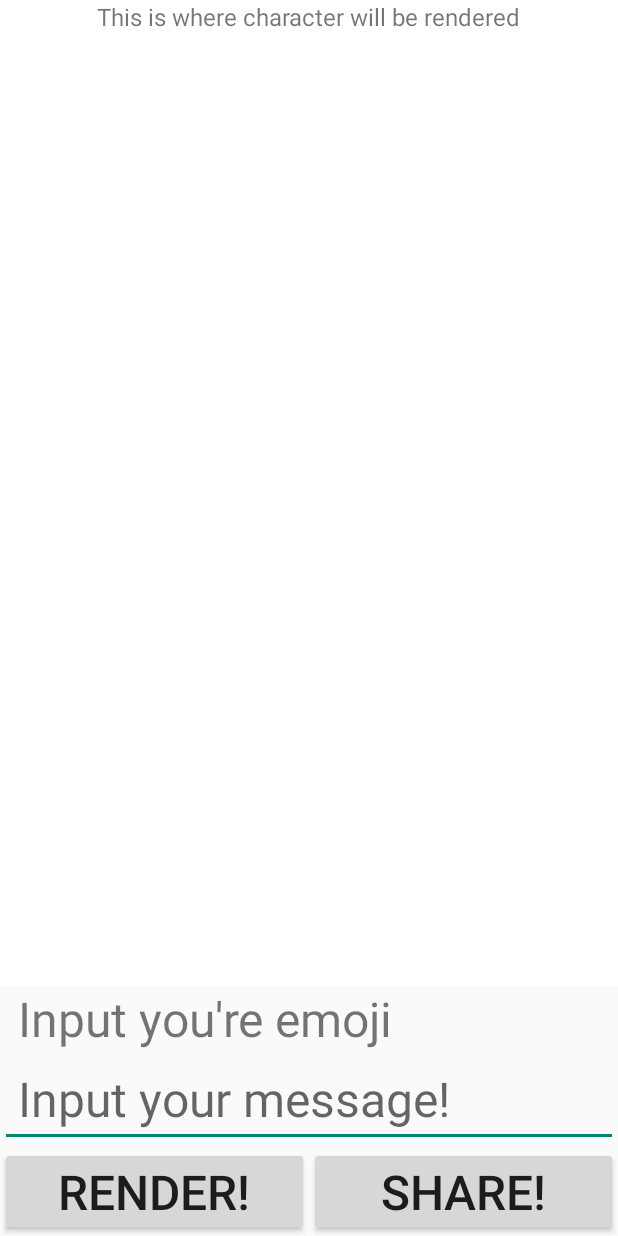
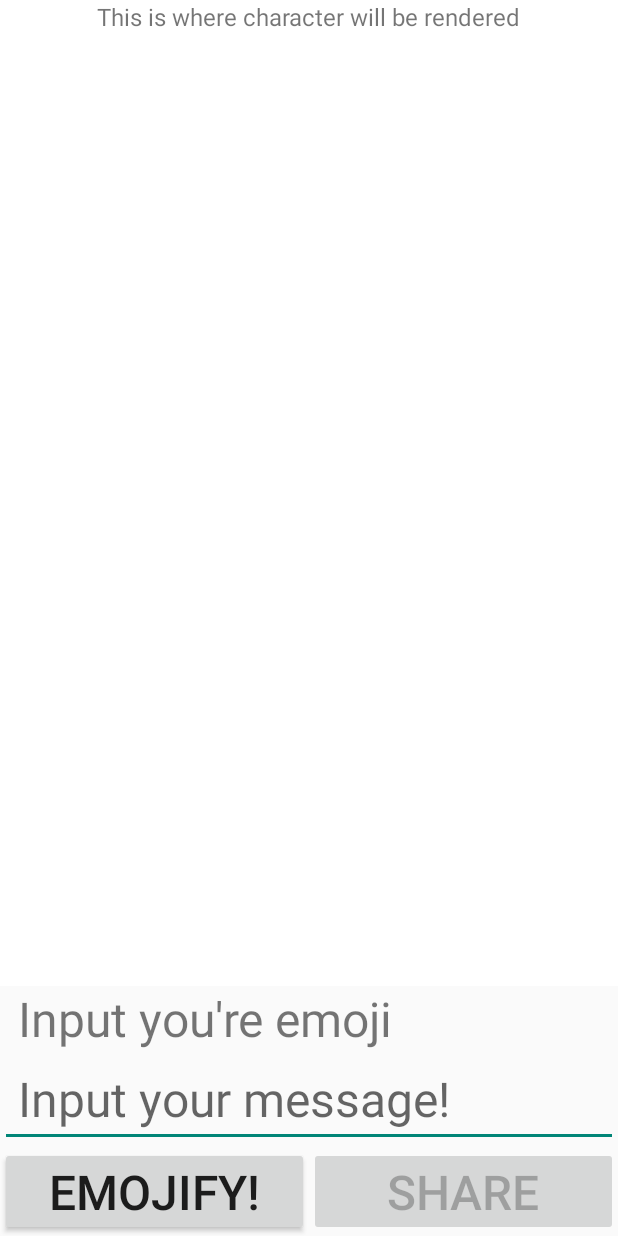
Before and after one commit to yipidee/silab, an Android app: the screen it shows after launch (MainActivity), after a tap on "This is where character will be rendered", on a phone screen of 412 x 824 dp. Run offline under Robolectric (Android 15) with nearby library versions, the phone set to English and light mode, and no system bars; Roboto replaces fonts that are not available here; 2 statements that could not run were skipped.

Commit message:
disable button pre rendering

```diff
--- a/app/src/main/AndroidManifest.xml
+++ b/app/src/main/AndroidManifest.xml
@@ -1,8 +1,6 @@
 <?xml version="1.0" encoding="utf-8"?>
 <manifest xmlns:android="http://schemas.android.com/apk/res/android"
     package="com.example.android.silab" >
-
-    <uses-permission android:name="android.permission.WRITE_EXTERNAL_STORAGE" />
 
     <application
         android:allowBackup="true"
--- a/app/src/main/java/com/example/android/silab/MainActivity.java
+++ b/app/src/main/java/com/example/android/silab/MainActivity.java
@@ -12,6 +12,7 @@ import android.os.Bundle;
 import android.view.Menu;
 import android.view.MenuItem;
 import android.view.View;
+import android.widget.Button;
 import android.widget.EditText;
 import android.widget.TextView;
 
@@ -34,9 +35,7 @@ public class MainActivity extends Activity {
     private EmojiInputDialog kb;                        //global variable for emoji dropdown
     private TextView renderView;                        //global variable for rendered display area
     private TextView emojiPattern;
-    private Typeface mFont;                             //WhatsApp-like emoji set
-
-    private Boolean isRendered = false;
+    static private Typeface mFont;                      //WhatsApp-like emoji set
 
     @Override
     protected void onCreate(Bundle savedInstanceState) {
@@ -58,6 +57,10 @@ public class MainActivity extends Activity {
 
         // character map hashtable from helper
         charMap = sh.getCharMap();
+    }
+
+    public static Typeface getFont(){
+        return mFont;
     }
 
     // this is automatically created, didn't touch this function
@@ -123,17 +126,15 @@ public class MainActivity extends Activity {
             }
             // render text to view
             renderView.setText(emojified);
-            isRendered = true;
+
+            //enable share button
+            Button share = (Button)findViewById(R.id.share_button);
+            share.setEnabled(true);
         }
     }
 
     // Share function
-    // Presents user with option to share text or image
-    public void share(View v){
-        if(isRendered) {
-           shareText();
-        }
-    }
+    public void share(View v){shareText();}
 
     // share as text with WhatsApp
     protected void shareText(){
--- a/app/src/main/res/layout/activity_main.xml
+++ b/app/src/main/res/layout/activity_main.xml
@@ -57,12 +57,14 @@
             android:onClick="render"/>
 
         <Button
+            android:id="@+id/share_button"
             android:layout_width="0dp"
             android:layout_weight="1"
             android:layout_height="wrap_content"
             android:padding="8dp"
-            android:text="Share!"
+            android:text="@string/button_share_text"
             android:textSize="32sp"
+            android:enabled="false"
             android:onClick="share"/>
 
     </LinearLayout>
--- a/app/src/main/res/values/strings.xml
+++ b/app/src/main/res/values/strings.xml
@@ -5,7 +5,8 @@
     <string name="emoji_selection_title">Choose your emoji!</string>
     <string name="emoji_string_textview">Input you\'re emoji</string>
     <string name="string_input_title">Input your message!</string>
-    <string name="button_render_text">Render!</string>
+    <string name="button_render_text">Emojify!</string>
+    <string name="button_share_text">Share</string>
     <string name="button_enter_text">Ent</string>
     <string name="button_delete_text">Del</string>
     <string name="error_no_map">Your message includes characters not yet featured.</string>
```
